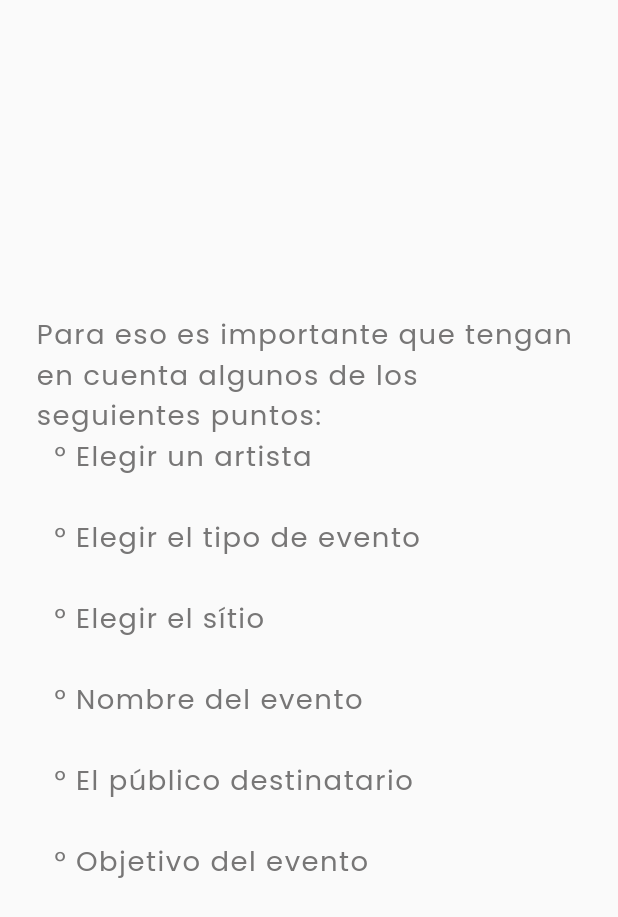
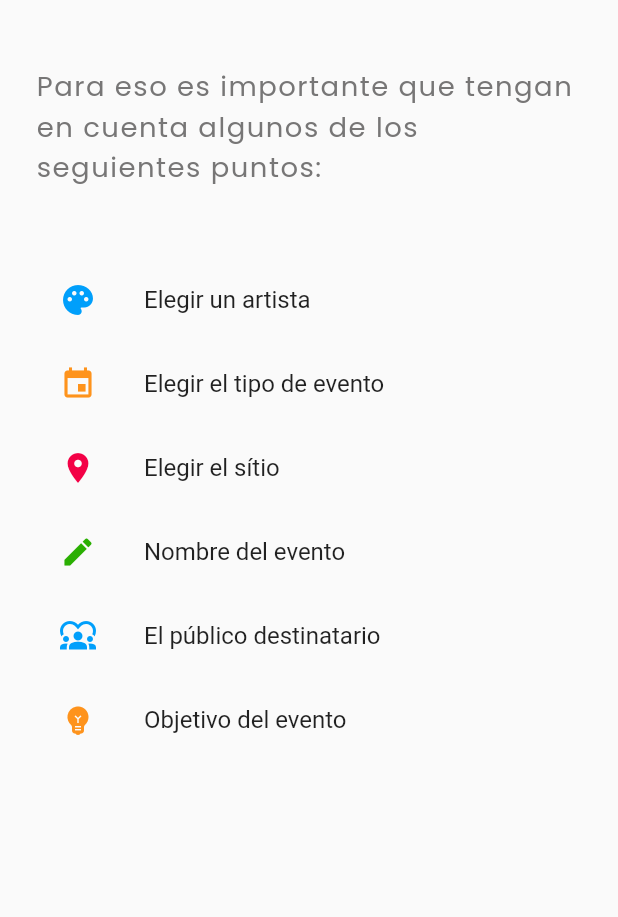
Before and after one commit to azulsavioli/Proyectemos, a Flutter app: the IntroTareaDosEventoCulturalPage widget shown alone on an empty page, opened directly, on a phone screen of 412 x 824 dp. Shown: the top 917 px of the screen. Run offline on Flutter 3.47's test engine with Material 2 defaults, Android fonts, the phone set to English and light mode, and no system bars; our stand-ins replace card_swiper, carousel_slider, chewie, cloud_firestore, file_picker, firebase_auth and 13 more; missing offline and left inert: appinio_video_player, mailer, record, simple_ripple_animation; accounts and stored records are empty; project files that could hold a hidden picture were left out.

Commit message:
Alteração evento cultural

```diff
--- a/lib/app/modules/proyecto_uno/evento_cultural/evento_cultural_menu.dart
+++ b/lib/app/modules/proyecto_uno/evento_cultural/evento_cultural_menu.dart
@@ -65,7 +65,9 @@ class _EventoCulturalMenuState extends State<EventoCulturalMenu> {
                 ),
                 CardButton(
                   iconSize: 30,
-                  text: 'Creación de un evento',
+                  text: tareaUno
+                      ? 'Feedback\nCreación de un evento'
+                      : 'Creación de un evento',
                   cardWidth: width,
                   cardHeight: height,
                   namedRoute: tareaUno
--- a/lib/app/modules/proyecto_uno/evento_cultural/tarea_uno/intro_two_tareas_evento_cultural.dart
+++ b/lib/app/modules/proyecto_uno/evento_cultural/tarea_uno/intro_two_tareas_evento_cultural.dart
@@ -19,6 +19,7 @@ class _IntroTareaDosEventoCulturalPageState
   Widget build(BuildContext context) {
     return Padding(
       padding: const EdgeInsets.all(24),
+      child: SingleChildScrollView(
         child: Column(
           mainAxisAlignment: MainAxisAlignment.center,
           crossAxisAlignment: CrossAxisAlignment.start,
@@ -33,7 +34,56 @@ class _IntroTareaDosEventoCulturalPageState
             const SizedBox(
               height: 20,
             ),
+            ListView(
+              shrinkWrap: true,
+              physics: const NeverScrollableScrollPhysics(),
+              children: const <Widget>[
+                ListTile(
+                  leading: Icon(
+                    Icons.palette,
+                    color: ThemeColors.blue,
+                  ),
+                  title: Text(StringsEventoCultural.topicOne),
+                ),
+                ListTile(
+                  leading: Icon(
+                    Icons.event,
+                    color: ThemeColors.yellow,
+                  ),
+                  title: Text(StringsEventoCultural.topicTwo),
+                ),
+                ListTile(
+                  leading: Icon(
+                    Icons.place,
+                    color: ThemeColors.red,
+                  ),
+                  title: Text(StringsEventoCultural.topicThree),
+                ),
+                ListTile(
+                  leading: Icon(
+                    Icons.edit,
+                    color: ThemeColors.green,
+                  ),
+                  title: Text(StringsEventoCultural.topicFour),
+                ),
+                ListTile(
+                  leading: Icon(
+                    Icons.diversity_1,
+                    color: ThemeColors.blue,
+                  ),
+                  title: Text(StringsEventoCultural.topicFive),
+                ),
+                ListTile(
+                  leading: Icon(
+                    Icons.emoji_objects,
+                    color: ThemeColors.yellow,
+                  ),
+                  title: Text(StringsEventoCultural.topicSix),
+                ),
               ],
+            ),
+          ],
+        ),
       ),
     );
   }
--- a/lib/app/modules/proyecto_uno/evento_cultural/tarea_uno/tarea_uno_controller.dart
+++ b/lib/app/modules/proyecto_uno/evento_cultural/tarea_uno/tarea_uno_controller.dart
@@ -65,8 +65,6 @@ class EventoCulturalTareaUnoController extends ChangeNotifier {
 
     pickedFile = fileSelected.files.first;
     files.add(pickedFile!);
-    print("Arquivo selecionado: ${pickedFile!.name}");
-    print("Lista de arquivos agora: $files");
     notifyListeners();
     return pickedFile;
   }
--- a/lib/commons/strings_evento_cultural.dart
+++ b/lib/commons/strings_evento_cultural.dart
@@ -10,17 +10,19 @@ Por ejemplo, pueden crear una exposición de pinturas del artista en algún muse
 
   static const String descriptionTwoEventocultural = '''
 Para eso es importante que tengan en cuenta algunos de los seguientes puntos:
-  ° Elegir un artista\n
-  ° Elegir el tipo de evento\n
-  ° Elegir el sítio\n
-  ° Nombre del evento\n
-  ° El público destinatario\n
-  ° Objetivo del evento\n''';
+''';
+  static const String topicOne = 'Elegir un artista';
+  static const String topicTwo = 'Elegir el tipo de evento';
+  static const String topicThree = 'Elegir el sítio';
+  static const String topicFour = 'Nombre del evento';
+  static const String topicFive = 'El público destinatario';
+  static const String topicSix = 'Objetivo del evento';
 
   static const String descriptionThreeEventocultural = '''
 Después que decidan sobre estos puntos se lo presenten a la profesora.\n
 Deben enviar la propuesta del evento de manera escrita(imágen, slide o texto) y oral (audio).\n
-Despúes, la profesora les dará la devolución si el evento está apto para ser creado.''';
+Después, la profesora les dará la devolución si el evento estará apto para ser compartido con los compañeros.
+''';
 
   static const String questionEventoCulturalAudio =
       '''¡Graben la propuesta del evento de manera oral (audio)!''';
```
Also changed, not shown: lib/app/modules/proyecto_uno/evento_cultural/record_and_play_audio_propuesta.dart (+6 -8 lines), lib/app/modules/proyecto_uno/evento_cultural/tarea_uno/tarea_evento_cultural.dart (+0 -16 lines), lib/app/modules/proyecto_uno/evento_cultural/tarea_uno/tarea_uno_page.dart (+24 -24 lines). Lines whose indentation alone changed are shown as unchanged.
